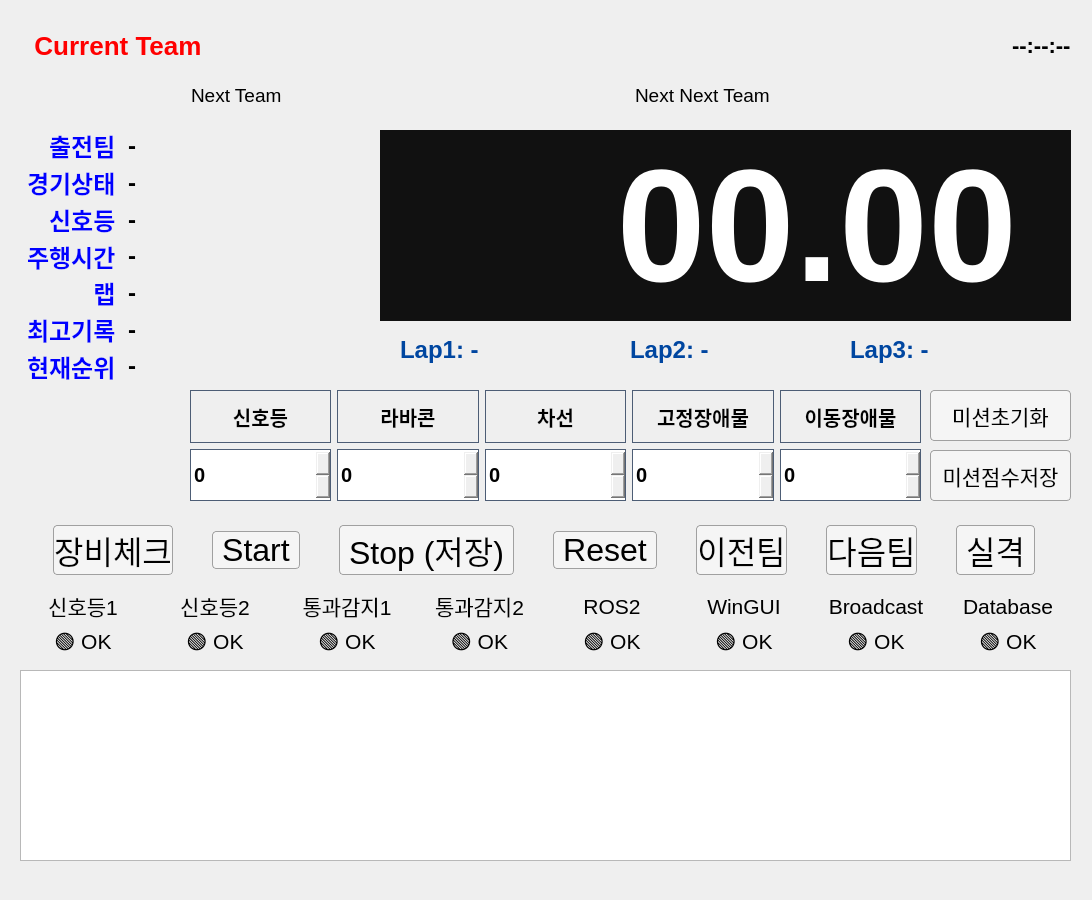
Old version of the form src/gui/ui/main_window.ui in the repository RaceSystem9/race-gui.
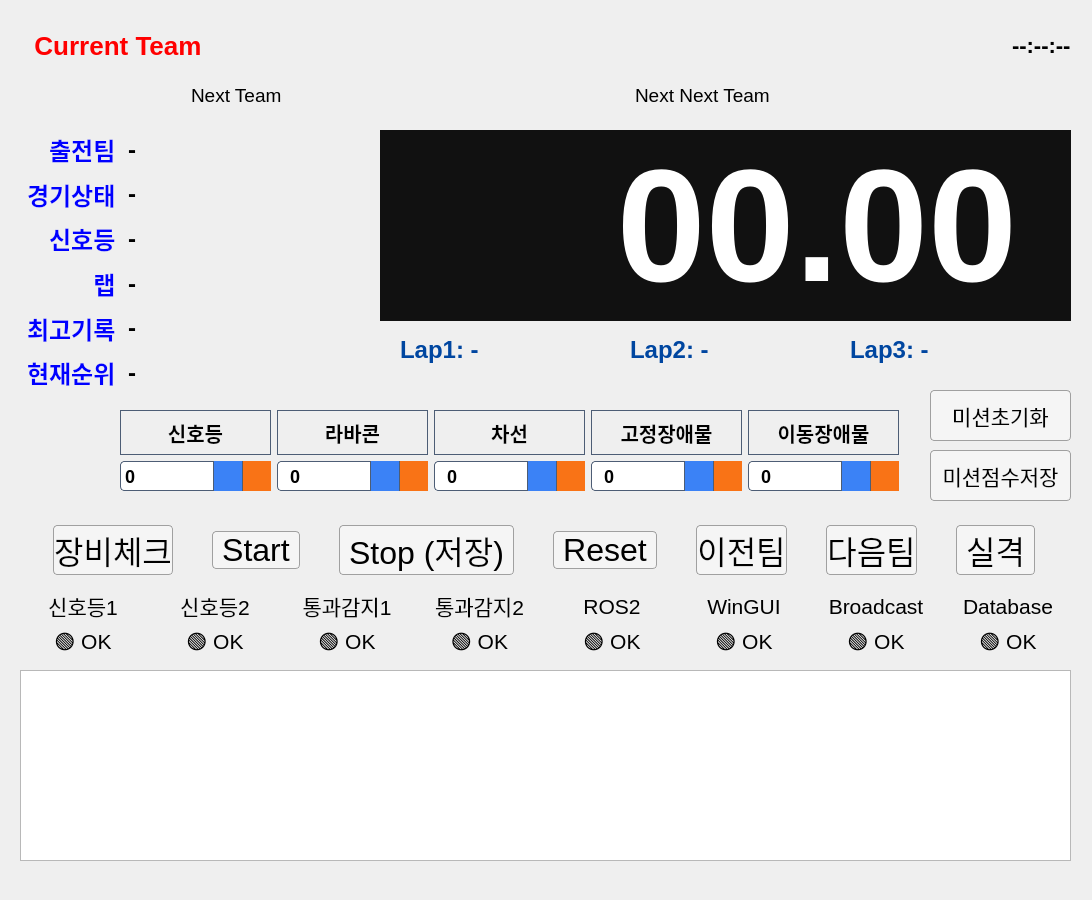
New version of the form.

Patch:
```diff
--- a/src/gui/ui/main_window.ui
+++ b/src/gui/ui/main_window.ui
@@ -144,7 +144,7 @@
       <x>20</x>
       <y>130</y>
       <width>341</width>
-      <height>251</height>
+      <height>262</height>
      </rect>
     </property>
     <property name="font">
@@ -157,20 +157,76 @@
      <string>font-size: 24px; font-weight: bold;</string>
     </property>
     <layout class="QGridLayout" name="summaryLayout">
-     <item row="3" column="1">
-      <widget class="QLabel" name="valTime">
+     <item row="1" column="1">
+      <widget class="QLabel" name="valStatus">
        <property name="text">
         <string>-</string>
        </property>
       </widget>
      </item>
-     <item row="5" column="1">
-      <widget class="QLabel" name="valBest">
+     <item row="2" column="1">
+      <widget class="QLabel" name="valLight">
        <property name="text">
         <string>-</string>
        </property>
       </widget>
      </item>
+     <item row="4" column="0">
+      <widget class="QLabel" name="labelBestText">
+       <property name="sizePolicy">
+        <sizepolicy hsizetype="Maximum" vsizetype="Preferred">
+         <horstretch>0</horstretch>
+         <verstretch>0</verstretch>
+        </sizepolicy>
+       </property>
+       <property name="font">
+        <font>
+         <pointsize>-1</pointsize>
+         <bold>true</bold>
+        </font>
+       </property>
+       <property name="layoutDirection">
+        <enum>Qt::LayoutDirection::RightToLeft</enum>
+       </property>
+       <property name="styleSheet">
+        <string notr="true">font-size: 24px; font-weight: bold; color: rgb(0, 0, 255)</string>
+       </property>
+       <property name="text">
+        <string> 최고기록 </string>
+       </property>
+       <property name="alignment">
+        <set>Qt::AlignmentFlag::AlignRight|Qt::AlignmentFlag::AlignTrailing|Qt::AlignmentFlag::AlignVCenter</set>
+       </property>
+      </widget>
+     </item>
+     <item row="5" column="0">
+      <widget class="QLabel" name="labelRankText">
+       <property name="sizePolicy">
+        <sizepolicy hsizetype="Maximum" vsizetype="Preferred">
+         <horstretch>0</horstretch>
+         <verstretch>0</verstretch>
+        </sizepolicy>
+       </property>
+       <property name="font">
+        <font>
+         <pointsize>-1</pointsize>
+         <bold>true</bold>
+        </font>
+       </property>
+       <property name="layoutDirection">
+        <enum>Qt::LayoutDirection::RightToLeft</enum>
+       </property>
+       <property name="styleSheet">
+        <string notr="true">font-size: 24px; font-weight: bold; color: rgb(0, 0, 255)</string>
+       </property>
+       <property name="text">
+        <string> 현재순위 </string>
+       </property>
+       <property name="alignment">
+        <set>Qt::AlignmentFlag::AlignRight|Qt::AlignmentFlag::AlignTrailing|Qt::AlignmentFlag::AlignVCenter</set>
+       </property>
+      </widget>
+     </item>
      <item row="0" column="0">
       <widget class="QLabel" name="labelTeamText">
        <property name="sizePolicy">
@@ -227,35 +283,21 @@
        </property>
       </widget>
      </item>
-     <item row="5" column="0">
-      <widget class="QLabel" name="labelBestText">
-       <property name="sizePolicy">
-        <sizepolicy hsizetype="Maximum" vsizetype="Preferred">
-         <horstretch>0</horstretch>
-         <verstretch>0</verstretch>
-        </sizepolicy>
+     <item row="3" column="1">
+      <widget class="QLabel" name="valLap">
+       <property name="text">
+        <string>-</string>
        </property>
-       <property name="font">
-        <font>
-         <pointsize>-1</pointsize>
-         <bold>true</bold>
-        </font>
-       </property>
-       <property name="layoutDirection">
-        <enum>Qt::LayoutDirection::RightToLeft</enum>
-       </property>
-       <property name="styleSheet">
-        <string notr="true">font-size: 24px; font-weight: bold; color: rgb(0, 0, 255)</string>
-       </property>
+      </widget>
+     </item>
+     <item row="4" column="1">
+      <widget class="QLabel" name="valBest">
        <property name="text">
-        <string> 최고기록 </string>
+        <string>-</string>
        </property>
-       <property name="alignment">
-        <set>Qt::AlignmentFlag::AlignRight|Qt::AlignmentFlag::AlignTrailing|Qt::AlignmentFlag::AlignVCenter</set>
-       </property>
       </widget>
      </item>
-     <item row="4" column="0">
+     <item row="3" column="0">
       <widget class="QLabel" name="labelLapText">
        <property name="sizePolicy">
         <sizepolicy hsizetype="Maximum" vsizetype="Preferred">
@@ -290,41 +332,13 @@
        </property>
       </widget>
      </item>
-     <item row="2" column="1">
-      <widget class="QLabel" name="valLight">
+     <item row="5" column="1">
+      <widget class="QLabel" name="valRank">
        <property name="text">
         <string>-</string>
        </property>
       </widget>
      </item>
-     <item row="3" column="0">
-      <widget class="QLabel" name="labelTimeText">
-       <property name="sizePolicy">
-        <sizepolicy hsizetype="Maximum" vsizetype="Preferred">
-         <horstretch>0</horstretch>
-         <verstretch>0</verstretch>
-        </sizepolicy>
-       </property>
-       <property name="font">
-        <font>
-         <pointsize>-1</pointsize>
-         <bold>true</bold>
-        </font>
-       </property>
-       <property name="layoutDirection">
-        <enum>Qt::LayoutDirection::RightToLeft</enum>
-       </property>
-       <property name="styleSheet">
-        <string notr="true">font-size: 24px; font-weight: bold; color: rgb(0, 0, 255)</string>
-       </property>
-       <property name="text">
-        <string> 주행시간 </string>
-       </property>
-       <property name="alignment">
-        <set>Qt::AlignmentFlag::AlignRight|Qt::AlignmentFlag::AlignTrailing|Qt::AlignmentFlag::AlignVCenter</set>
-       </property>
-      </widget>
-     </item>
      <item row="2" column="0">
       <widget class="QLabel" name="labelLightText">
        <property name="sizePolicy">
@@ -353,55 +367,6 @@
        </property>
       </widget>
      </item>
-     <item row="1" column="1">
-      <widget class="QLabel" name="valStatus">
-       <property name="text">
-        <string>-</string>
-       </property>
-      </widget>
-     </item>
-     <item row="6" column="1">
-      <widget class="QLabel" name="valRank">
-       <property name="text">
-        <string>-</string>
-       </property>
-      </widget>
-     </item>
-     <item row="4" column="1">
-      <widget class="QLabel" name="valLap">
-       <property name="text">
-        <string>-</string>
-       </property>
-      </widget>
-     </item>
-     <item row="6" column="0">
-      <widget class="QLabel" name="labelRankText">
-       <property name="sizePolicy">
-        <sizepolicy hsizetype="Maximum" vsizetype="Preferred">
-         <horstretch>0</horstretch>
-         <verstretch>0</verstretch>
-        </sizepolicy>
-       </property>
-       <property name="font">
-        <font>
-         <pointsize>-1</pointsize>
-         <bold>true</bold>
-        </font>
-       </property>
-       <property name="layoutDirection">
-        <enum>Qt::LayoutDirection::RightToLeft</enum>
-       </property>
-       <property name="styleSheet">
-        <string notr="true">font-size: 24px; font-weight: bold; color: rgb(0, 0, 255)</string>
-       </property>
-       <property name="text">
-        <string> 현재순위 </string>
-       </property>
-       <property name="alignment">
-        <set>Qt::AlignmentFlag::AlignRight|Qt::AlignmentFlag::AlignTrailing|Qt::AlignmentFlag::AlignVCenter</set>
-       </property>
-      </widget>
-     </item>
     </layout>
    </widget>
    <widget class="QWidget" name="layoutWidget">
@@ -1160,10 +1125,10 @@
    <widget class="QWidget" name="layoutWidget_2">
     <property name="geometry">
      <rect>
-      <x>190</x>
-      <y>390</y>
-      <width>731</width>
-      <height>111</height>
+      <x>120</x>
+      <y>410</y>
+      <width>781</width>
+      <height>81</height>
      </rect>
     </property>
     <layout class="QGridLayout" name="gridLayout_3">
@@ -1176,16 +1141,79 @@
         </sizepolicy>
        </property>
        <property name="styleSheet">
-        <string notr="true">font-size: 20px; font-weight: bold; border: 1px solid #4d5d75; padding: 1px;</string>
+        <string notr="true">/* QSpinBox 본체 */
+QSpinBox {
+    font-size: 18px;
+    font-weight: bold;
+    border: 1px solid #4d5d75;
+    border-radius: 4px;
+    padding-left: 2px;
+    padding-right: 57px;        /* 버튼 2개(28px * 2) + 여백 1px */
+    
+    /* 전체 크기 90px * 28px 고정 */
+    min-width: 90px;
+    max-width: 90px;
+    min-height: 28px;
+    max-height: 28px;
+    
+    qproperty-alignment: 'AlignHCenter | AlignVCenter';
+}
+
+/* [왼쪽 버튼] Up-button (파란색) */
+QSpinBox::up-button {
+    subcontrol-origin: border;
+    subcontrol-position: top right;
+    width: 28px;
+    height: 100%;
+    margin-right: 28px;
+    border-left: 1px solid #4d5d75;
+    border-right: 1px solid #4d5d75;
+    background-color: #3b82f6; /* 파란색 */
+}
+
+QSpinBox::up-button:hover { 
+    background-color: #2563eb; 
+}
+
+QSpinBox::up-button:pressed { 
+    background-color: #1d4ed8; 
+}
+
+/* [오른쪽 버튼] Down-button (주황색) */
+QSpinBox::down-button {
+    subcontrol-origin: border;
+    subcontrol-position: bottom right;
+    width: 28px;
+    height: 100%;
+    margin-right: 0px;
+    border-left: 1px solid #4d5d75;
+    background-color: #f97316; /* 주황색 */
+}
+
+QSpinBox::down-button:hover { 
+    background-color: #ea580c; 
+}
+
+QSpinBox::down-button:pressed { 
+    background-color: #c2410c; 
+}
+
+/* [기호 숨김] 화살표/삼각형 아이콘 제거 */
+QSpinBox::up-arrow,
+QSpinBox::down-arrow {
+    image: none;
+    width: 0px;
+    height: 0px;
+}</string>
        </property>
        <property name="alignment">
-        <set>Qt::AlignmentFlag::AlignLeading|Qt::AlignmentFlag::AlignLeft|Qt::AlignmentFlag::AlignVCenter</set>
+        <set>Qt::AlignmentFlag::AlignCenter</set>
        </property>
        <property name="minimum">
         <number>0</number>
        </property>
        <property name="maximum">
-        <number>999</number>
+        <number>99</number>
        </property>
        <property name="value">
         <number>0</number>
@@ -1296,16 +1324,79 @@
         </sizepolicy>
        </property>
        <property name="styleSheet">
-        <string notr="true">font-size: 20px; font-weight: bold; border: 1px solid #4d5d75; padding: 1px;</string>
+        <string notr="true">/* QSpinBox 본체 */
+QSpinBox {
+    font-size: 18px;
+    font-weight: bold;
+    border: 1px solid #4d5d75;
+    border-radius: 4px;
+    padding-left: 2px;
+    padding-right: 57px;        /* 버튼 2개(28px * 2) + 여백 1px */
+    
+    /* 전체 크기 90px * 28px 고정 */
+    min-width: 90px;
+    max-width: 90px;
+    min-height: 28px;
+    max-height: 28px;
+    
+    qproperty-alignment: 'AlignHCenter | AlignVCenter';
+}
+
+/* [왼쪽 버튼] Up-button (파란색) */
+QSpinBox::up-button {
+    subcontrol-origin: border;
+    subcontrol-position: top right;
+    width: 28px;
+    height: 100%;
+    margin-right: 28px;
+    border-left: 1px solid #4d5d75;
+    border-right: 1px solid #4d5d75;
+    background-color: #3b82f6; /* 파란색 */
+}
+
+QSpinBox::up-button:hover { 
+    background-color: #2563eb; 
+}
+
+QSpinBox::up-button:pressed { 
+    background-color: #1d4ed8; 
+}
+
+/* [오른쪽 버튼] Down-button (주황색) */
+QSpinBox::down-button {
+    subcontrol-origin: border;
+    subcontrol-position: bottom right;
+    width: 28px;
+    height: 100%;
+    margin-right: 0px;
+    border-left: 1px solid #4d5d75;
+    background-color: #f97316; /* 주황색 */
+}
+
+QSpinBox::down-button:hover { 
+    background-color: #ea580c; 
+}
+
+QSpinBox::down-button:pressed { 
+    background-color: #c2410c; 
+}
+
+/* [기호 숨김] 화살표/삼각형 아이콘 제거 */
+QSpinBox::up-arrow,
+QSpinBox::down-arrow {
+    image: none;
+    width: 0px;
+    height: 0px;
+}</string>
        </property>
        <property name="alignment">
-        <set>Qt::AlignmentFlag::AlignLeading|Qt::AlignmentFlag::AlignLeft|Qt::AlignmentFlag::AlignVCenter</set>
+        <set>Qt::AlignmentFlag::AlignCenter</set>
        </property>
        <property name="minimum">
         <number>0</number>
        </property>
        <property name="maximum">
-        <number>999</number>
+        <number>99</number>
        </property>
        <property name="value">
         <number>0</number>
@@ -1321,16 +1412,79 @@
         </sizepolicy>
        </property>
        <property name="styleSheet">
-        <string notr="true">font-size: 20px; font-weight: bold; border: 1px solid #4d5d75; padding: 1px;</string>
+        <string notr="true">/* QSpinBox 본체 */
+QSpinBox {
+    font-size: 18px;
+    font-weight: bold;
+    border: 1px solid #4d5d75;
+    border-radius: 4px;
+    padding-left: 2px;
+    padding-right: 57px;        /* 버튼 2개(28px * 2) + 여백 1px */
+    
+    /* 전체 크기 90px * 28px 고정 */
+    min-width: 90px;
+    max-width: 90px;
+    min-height: 28px;
+    max-height: 28px;
+    
+    qproperty-alignment: 'AlignHCenter | AlignVCenter';
+}
+
+/* [왼쪽 버튼] Up-button (파란색) */
+QSpinBox::up-button {
+    subcontrol-origin: border;
+    subcontrol-position: top right;
+    width: 28px;
+    height: 100%;
+    margin-right: 28px;
+    border-left: 1px solid #4d5d75;
+    border-right: 1px solid #4d5d75;
+    background-color: #3b82f6; /* 파란색 */
+}
+
+QSpinBox::up-button:hover { 
+    background-color: #2563eb; 
+}
+
+QSpinBox::up-button:pressed { 
+    background-color: #1d4ed8; 
+}
+
+/* [오른쪽 버튼] Down-button (주황색) */
+QSpinBox::down-button {
+    subcontrol-origin: border;
+    subcontrol-position: bottom right;
+    width: 28px;
+    height: 100%;
+    margin-right: 0px;
+    border-left: 1px solid #4d5d75;
+    background-color: #f97316; /* 주황색 */
+}
+
+QSpinBox::down-button:hover { 
+    background-color: #ea580c; 
+}
+
+QSpinBox::down-button:pressed { 
+    background-color: #c2410c; 
+}
+
+/* [기호 숨김] 화살표/삼각형 아이콘 제거 */
+QSpinBox::up-arrow,
+QSpinBox::down-arrow {
+    image: none;
+    width: 0px;
+    height: 0px;
+}</string>
        </property>
        <property name="alignment">
-        <set>Qt::AlignmentFlag::AlignLeading|Qt::AlignmentFlag::AlignLeft|Qt::AlignmentFlag::AlignVCenter</set>
+        <set>Qt::AlignmentFlag::AlignCenter</set>
        </property>
        <property name="minimum">
         <number>0</number>
        </property>
        <property name="maximum">
-        <number>999</number>
+        <number>99</number>
        </property>
        <property name="value">
         <number>0</number>
@@ -1346,16 +1500,79 @@
         </sizepolicy>
        </property>
        <property name="styleSheet">
-        <string notr="true">font-size: 20px; font-weight: bold; border: 1px solid #4d5d75; padding: 1px;</string>
+        <string notr="true">/* QSpinBox 본체 */
+QSpinBox {
+    font-size: 18px;
+    font-weight: bold;
+    border: 1px solid #4d5d75;
+    border-radius: 4px;
+    padding-left: 2px;
+    padding-right: 57px;        /* 버튼 2개(28px * 2) + 여백 1px */
+    
+    /* 전체 크기 90px * 28px 고정 */
+    min-width: 90px;
+    max-width: 90px;
+    min-height: 28px;
+    max-height: 28px;
+    
+    qproperty-alignment: 'AlignHCenter | AlignVCenter';
+}
+
+/* [왼쪽 버튼] Up-button (파란색) */
+QSpinBox::up-button {
+    subcontrol-origin: border;
+    subcontrol-position: top right;
+    width: 28px;
+    height: 100%;
+    margin-right: 28px;
+    border-left: 1px solid #4d5d75;
+    border-right: 1px solid #4d5d75;
+    background-color: #3b82f6; /* 파란색 */
+}
+
+QSpinBox::up-button:hover { 
+    background-color: #2563eb; 
+}
+
+QSpinBox::up-button:pressed { 
+    background-color: #1d4ed8; 
+}
+
+/* [오른쪽 버튼] Down-button (주황색) */
+QSpinBox::down-button {
+    subcontrol-origin: border;
+    subcontrol-position: bottom right;
+    width: 28px;
+    height: 100%;
+    margin-right: 0px;
+    border-left: 1px solid #4d5d75;
+    background-color: #f97316; /* 주황색 */
+}
+
+QSpinBox::down-button:hover { 
+    background-color: #ea580c; 
+}
+
+QSpinBox::down-button:pressed { 
+    background-color: #c2410c; 
+}
+
+/* [기호 숨김] 화살표/삼각형 아이콘 제거 */
+QSpinBox::up-arrow,
+QSpinBox::down-arrow {
+    image: none;
+    width: 0px;
+    height: 0px;
+}</string>
        </property>
        <property name="alignment">
-        <set>Qt::AlignmentFlag::AlignLeading|Qt::AlignmentFlag::AlignLeft|Qt::AlignmentFlag::AlignVCenter</set>
+        <set>Qt::AlignmentFlag::AlignCenter</set>
        </property>
        <property name="minimum">
         <number>0</number>
        </property>
        <property name="maximum">
-        <number>999</number>
+        <number>99</number>
        </property>
        <property name="value">
         <number>0</number>
@@ -1380,13 +1597,76 @@
         <enum>Qt::LayoutDirection::LeftToRight</enum>
        </property>
        <property name="styleSheet">
-        <string notr="true">font-size: 20px; font-weight: bold; border: 1px solid #4d5d75; padding: 1px;</string>
+        <string notr="true">/* QSpinBox 본체 */
+QSpinBox {
+    font-size: 18px;
+    font-weight: bold;
+    border: 1px solid #4d5d75;
+    border-radius: 4px;
+    padding-left: 2px;
+    padding-right: 57px;        /* 버튼 2개(28px * 2) + 여백 1px */
+    
+    /* 전체 크기 90px * 28px 고정 */
+    min-width: 90px;
+    max-width: 90px;
+    min-height: 28px;
+    max-height: 28px;
+    
+    qproperty-alignment: 'AlignHCenter | AlignVCenter';
+}
+
+/* [왼쪽 버튼] Up-button (파란색) */
+QSpinBox::up-button {
+    subcontrol-origin: border;
+    subcontrol-position: top right;
+    width: 28px;
+    height: 100%;
+    margin-right: 28px;
+    border-left: 1px solid #4d5d75;
+    border-right: 1px solid #4d5d75;
+    background-color: #3b82f6; /* 파란색 */
+}
+
+QSpinBox::up-button:hover { 
+    background-color: #2563eb; 
+}
+
+QSpinBox::up-button:pressed { 
+    background-color: #1d4ed8; 
+}
+
+/* [오른쪽 버튼] Down-button (주황색) */
+QSpinBox::down-button {
+    subcontrol-origin: border;
+    subcontrol-position: bottom right;
+    width: 28px;
+    height: 100%;
+    margin-right: 0px;
+    border-left: 1px solid #4d5d75;
+    background-color: #f97316; /* 주황색 */
+}
+
+QSpinBox::down-button:hover { 
+    background-color: #ea580c; 
+}
+
+QSpinBox::down-button:pressed { 
+    background-color: #c2410c; 
+}
+
+/* [기호 숨김] 화살표/삼각형 아이콘 제거 */
+QSpinBox::up-arrow,
+QSpinBox::down-arrow {
+    image: none;
+    width: 0px;
+    height: 0px;
+}</string>
        </property>
        <property name="minimum">
         <number>0</number>
        </property>
        <property name="maximum">
-        <number>999</number>
+        <number>99</number>
        </property>
        <property name="singleStep">
         <number>1</number>
```
